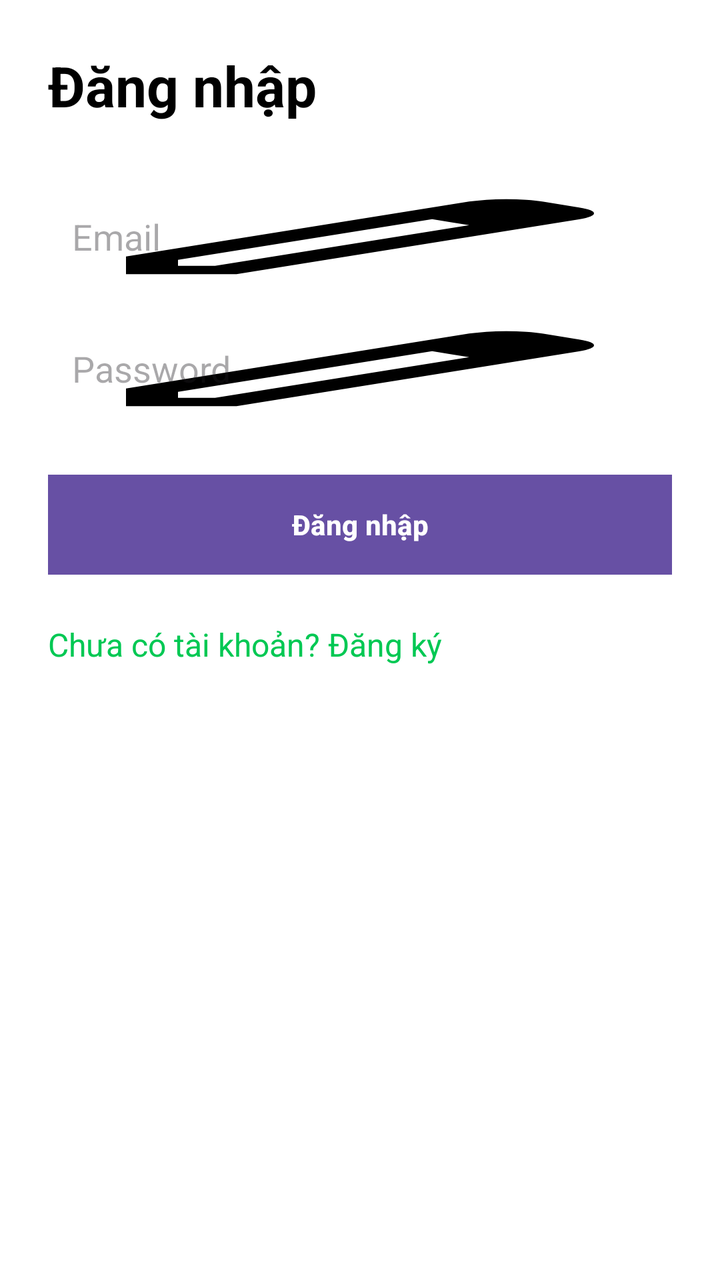
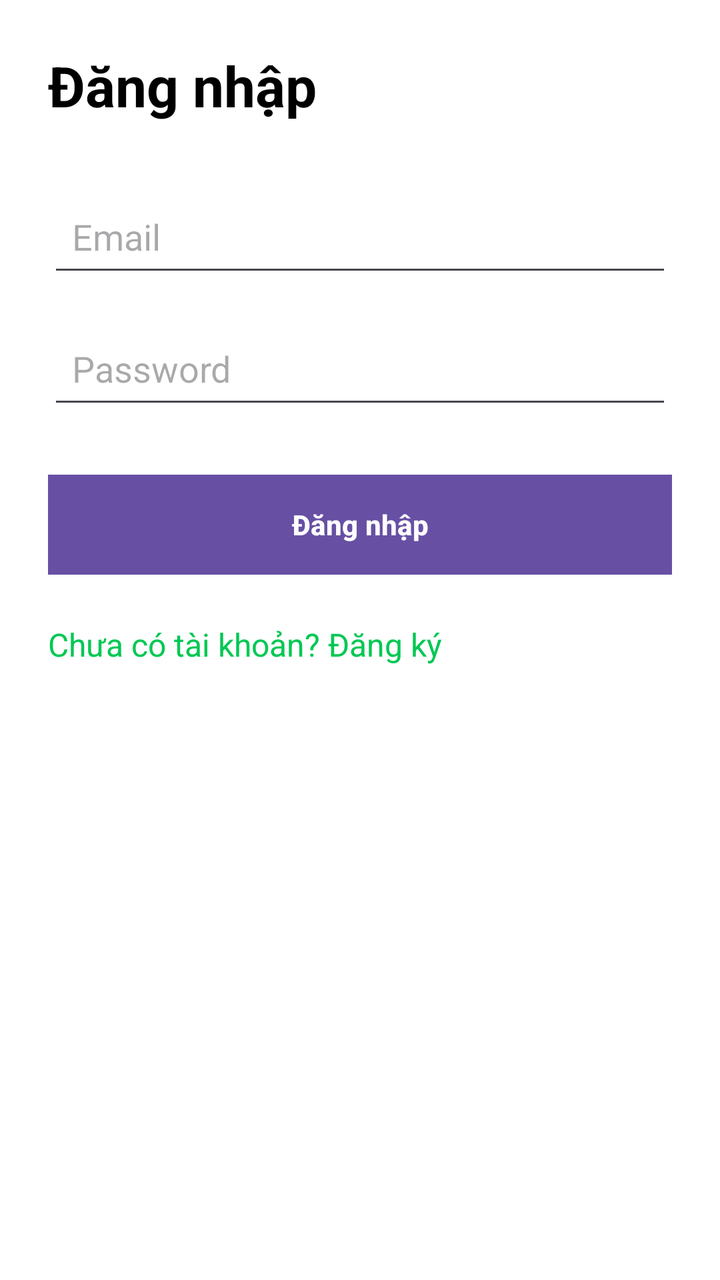

An Android layout rendered at two revisions. The XML below is the earlier revision; the diff shows what the commit changed to produce the second picture.
<!-- AndroidManifest.xml: application theme Theme.MobileApp -->
<!-- res/layout/activity_login.xml -->
<?xml version="1.0" encoding="utf-8"?>
<ScrollView xmlns:android="http://schemas.android.com/apk/res/android"
    android:layout_width="match_parent"
    android:layout_height="match_parent"
    android:background="#FFFFFF">

    <LinearLayout
        android:layout_width="match_parent"
        android:layout_height="wrap_content"
        android:orientation="vertical"
        android:padding="24dp">

        <TextView
            android:layout_width="wrap_content"
            android:layout_height="wrap_content"
            android:text="Đăng nhập"
            android:textStyle="bold"
            android:textColor="#000000"
            android:textSize="28sp" />

        <EditText
            android:id="@+id/edtEmail"
            android:layout_width="match_parent"
            android:layout_height="50dp"
            android:hint="Email"
            android:background="@drawable/outline_edit_24"
            android:padding="12dp"
            android:layout_marginTop="32dp"/>

        <EditText
            android:id="@+id/edtPassword"
            android:layout_width="match_parent"
            android:layout_height="50dp"
            android:hint="Password"
            android:background="@drawable/outline_edit_24"
            android:padding="12dp"
            android:layout_marginTop="16dp"
            android:inputType="textPassword"/>

        <Button
            android:id="@+id/btnLogin"
            android:layout_width="match_parent"
            android:layout_height="50dp"
            android:text="Đăng nhập"
            android:textStyle="bold"
            android:textColor="#FFFFFF"
            android:background="#00C853"
            android:layout_marginTop="28dp"/>

        <TextView
            android:id="@+id/txtSignup"
            android:layout_width="wrap_content"
            android:layout_height="wrap_content"
            android:text="Chưa có tài khoản? Đăng ký"
            android:textColor="#00C853"
            android:textSize="16sp"
            android:layout_marginTop="24dp"/>
    </LinearLayout>
</ScrollView>
<!-- resources referenced by this layout -->
<resources>
  <!-- drawable outline_edit_24 (drawable) -->
  <vector xmlns:android="http://schemas.android.com/apk/res/android" android:height="24dp" android:tint="#000000" android:viewportHeight="960" android:viewportWidth="960" android:width="24dp">
        
      <path android:fillColor="@android:color/white" android:pathData="M200,760L257,760L648,369L591,312L200,703L200,760ZM120,840L120,670L648,143Q660,132 674.5,126Q689,120 705,120Q721,120 736,126Q751,132 762,144L817,200Q829,211 834.5,226Q840,241 840,256Q840,272 834.5,286.5Q829,301 817,313L290,840L120,840ZM760,256L760,256L704,200L704,200L760,256ZM619,341L591,312L591,312L648,369L648,369L619,341Z"/>
      
  </vector>
  <style name="Theme.MobileApp" parent="Base.Theme.MobileApp" />
  <style name="Base.Theme.MobileApp" parent="Theme.Material3.DayNight.NoActionBar">
          
          
      </style>
</resources>

<!-- the commit's change to res/layout/activity_login.xml (unified diff, before → after) -->
@@ -23,7 +23,6 @@
             android:layout_width="match_parent"
             android:layout_height="50dp"
             android:hint="Email"
-            android:background="@drawable/outline_edit_24"
             android:padding="12dp"
             android:layout_marginTop="32dp"/>
 
@@ -32,7 +31,6 @@
             android:layout_width="match_parent"
             android:layout_height="50dp"
             android:hint="Password"
-            android:background="@drawable/outline_edit_24"
             android:padding="12dp"
             android:layout_marginTop="16dp"
             android:inputType="textPassword"/>
<!-- resource entries referenced after the edit -->
@@ -1,11 +1,5 @@
 <!-- resources referenced by this layout -->
 <resources>
-  <!-- drawable outline_edit_24 (drawable) -->
-  <vector xmlns:android="http://schemas.android.com/apk/res/android" android:height="24dp" android:tint="#000000" android:viewportHeight="960" android:viewportWidth="960" android:width="24dp">
-        
-      <path android:fillColor="@android:color/white" android:pathData="M200,760L257,760L648,369L591,312L200,703L200,760ZM120,840L120,670L648,143Q660,132 674.5,126Q689,120 705,120Q721,120 736,126Q751,132 762,144L817,200Q829,211 834.5,226Q840,241 840,256Q840,272 834.5,286.5Q829,301 817,313L290,840L120,840ZM760,256L760,256L704,200L704,200L760,256ZM619,341L591,312L591,312L648,369L648,369L619,341Z"/>
-      
-  </vector>
   <style name="Theme.MobileApp" parent="Base.Theme.MobileApp" />
   <style name="Base.Theme.MobileApp" parent="Theme.Material3.DayNight.NoActionBar">
           
